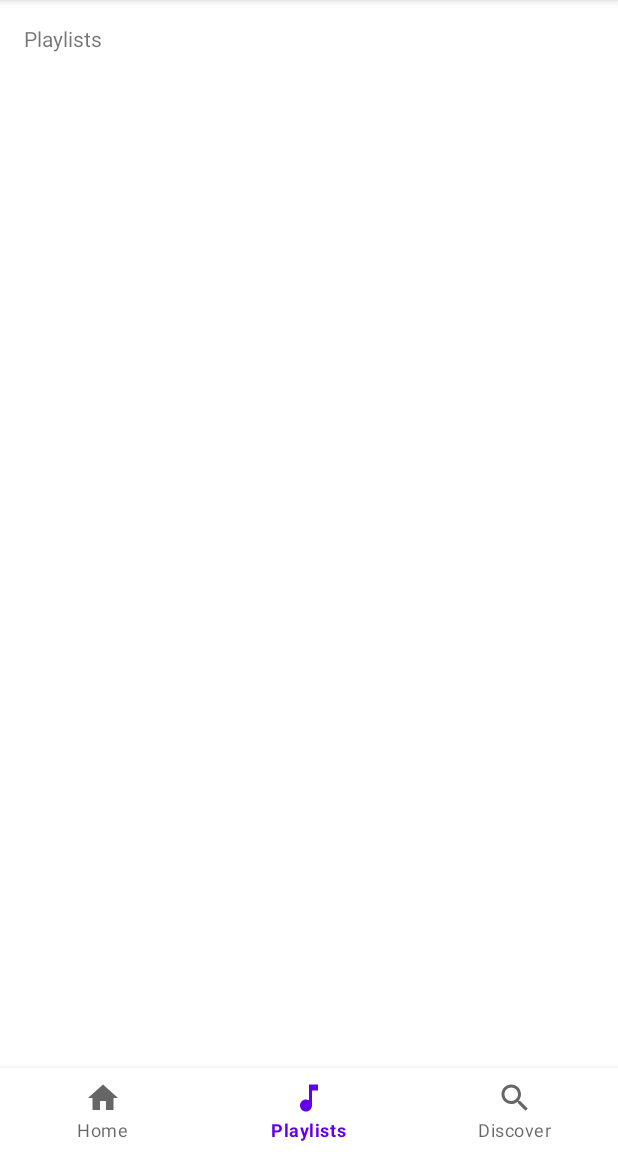
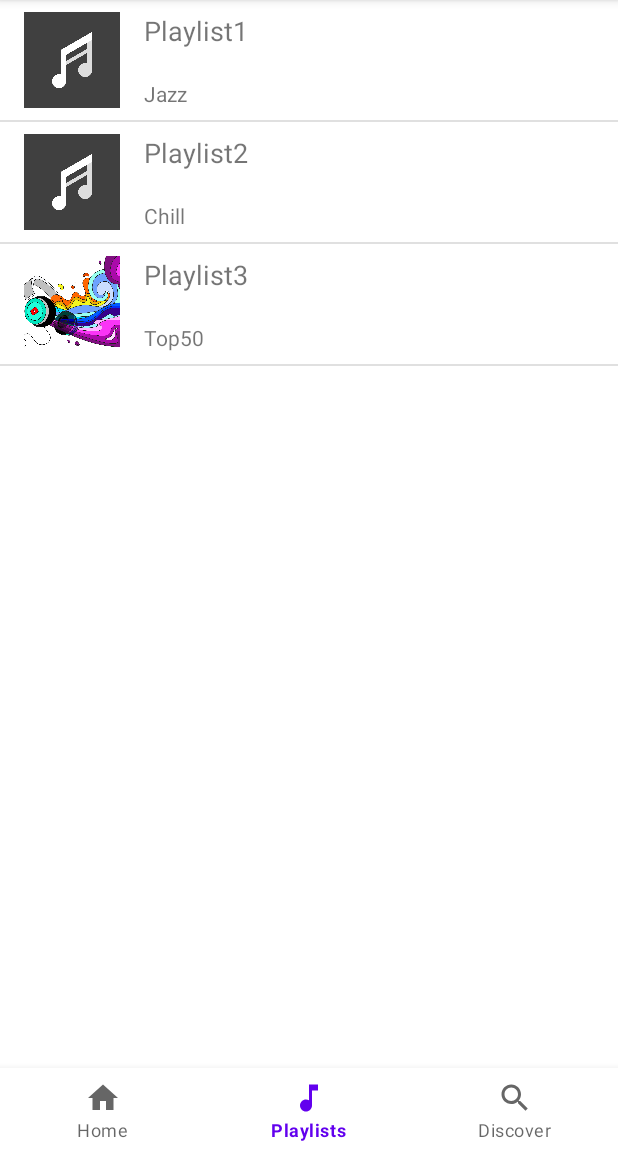
Before and after one commit to adnan-mujagic/catjam2.0, an Android app: the MainActivity screen opened directly, with no data from a screen before it, item 2 of the bottom bar chosen, on a phone screen of 412 x 824 dp, the part 84-1236 px from its top. Run offline under Robolectric (Android 15) with nearby library versions, the phone set to English and light mode, and no system bars; our stand-ins replace Firebase (no records; nobody signed in at launch, a user with empty details on screens opened directly); 1 statement that could not run was skipped.

Commit message:
PlaylistsFragment now shows hard-coded playlists.

```diff
--- /dev/null
+++ b/app/src/main/java/com/example/catjam2/Playlist.java
@@ -0,0 +1,41 @@
+package com.example.catjam2;
+
+public class Playlist {
+    private int imageResId;
+    private String title;
+    private String description;
+
+    public Playlist(int imageResId, String title, String description) {
+        this.imageResId = imageResId;
+        this.title = title;
+        this.description = description;
+    }
+
+    public Playlist() {
+
+    }
+
+    public int getImageResId() {
+        return imageResId;
+    }
+
+    public String getTitle() {
+        return title;
+    }
+
+    public String getDescription() {
+        return description;
+    }
+
+    public void setImageResId(int imageResId) {
+        this.imageResId = imageResId;
+    }
+
+    public void setTitle(String title) {
+        this.title = title;
+    }
+
+    public void setDescription(String description) {
+        this.description = description;
+    }
+}
--- a/app/src/main/java/com/example/catjam2/PlaylistsFragment.java
+++ b/app/src/main/java/com/example/catjam2/PlaylistsFragment.java
@@ -4,15 +4,39 @@ import android.os.Bundle;
 import android.view.LayoutInflater;
 import android.view.View;
 import android.view.ViewGroup;
+import android.widget.ListView;
 
 import androidx.annotation.NonNull;
 import androidx.annotation.Nullable;
 import androidx.fragment.app.Fragment;
 
+import java.util.ArrayList;
+import java.util.List;
+
 public class PlaylistsFragment extends Fragment {
     @Nullable
     @Override
     public View onCreateView(@NonNull LayoutInflater inflater, @Nullable ViewGroup container, @Nullable Bundle savedInstanceState) {
-        return inflater.inflate(R.layout.fragment_playlists,container,false);
+        View view = inflater.inflate(R.layout.fragment_playlists, container, false);
+
+        ListView listView = (ListView) view.findViewById(R.id.list_view_container);
+
+        PlaylistsListViewAdapter playlistsListViewAdapter = new PlaylistsListViewAdapter(getPlaylists(), getActivity());
+        listView.setAdapter(playlistsListViewAdapter);
+/*
+        PlaylistsListViewAdapter playlistsListViewAdapter = PlaylistsListViewAdapter(playlists, )
+*/
+        return view;
+    }
+
+    private List<Playlist> getPlaylists(){
+        List<Playlist> playlistsList = new ArrayList<>();
+        playlistsList.add(new Playlist(R.drawable.playlist1, "Playlist1", "Jazz"));
+
+        playlistsList.add(new Playlist(R.drawable.playlist1, "Playlist2", "Chill"));
+
+        playlistsList.add(new Playlist(R.drawable.playlist3, "Playlist3", "Top50"));
+
+        return playlistsList;
     }
 }
--- /dev/null
+++ b/app/src/main/java/com/example/catjam2/PlaylistsListViewAdapter.java
@@ -0,0 +1,54 @@
+package com.example.catjam2;
+
+import android.content.Context;
+import android.view.LayoutInflater;
+import android.view.View;
+import android.view.ViewGroup;
+import android.widget.BaseAdapter;
+import android.widget.ImageView;
+import android.widget.TextView;
+
+import java.util.List;
+
+public class PlaylistsListViewAdapter extends BaseAdapter {
+
+    private List<Playlist> playlistsList;
+    private Context context;
+
+    public PlaylistsListViewAdapter(List<Playlist> playlistsList, Context context) {
+        this.playlistsList = playlistsList;
+        this.context = context;
+    }
+
+    @Override
+    public int getCount() {
+        return playlistsList.size();
+    }
+
+    @Override
+    public Object getItem(int position) {
+        return playlistsList.get(position);
+    }
+
+    @Override
+    public long getItemId(int position) {
+        return playlistsList.indexOf(playlistsList.get(position));
+    }
+
+    @Override
+    public View getView(int position, View convertView, ViewGroup parent) {
+        LayoutInflater inflater = LayoutInflater.from(context);
+        convertView = inflater.inflate(R.layout.custom_list_view_item, parent,false);
+        Playlist playlist = playlistsList.get(position);
+
+        ImageView imageView = convertView.findViewById(R.id.item_image);
+        TextView titleTextView = convertView.findViewById(R.id.item_title);
+        TextView descriptionTextView = convertView.findViewById(R.id.item_description);
+
+        imageView.setImageResource(playlist.getImageResId());
+        titleTextView.setText(playlist.getTitle());
+        descriptionTextView.setText(playlist.getDescription());
+
+        return convertView;
+    }
+}
--- a/app/src/main/java/com/example/catjam2/User.java
+++ b/app/src/main/java/com/example/catjam2/User.java
@@ -39,4 +39,8 @@ public class User {
     public void setEmail(String email) {
         this.email = email;
     }
+
+    public String toString(){
+        return this.username+", "+this.password+", "+this.email;
+    }
 }
--- /dev/null
+++ b/app/src/main/res/layout/custom_list_view_item.xml
@@ -0,0 +1,46 @@
+<?xml version="1.0" encoding="utf-8"?>
+<androidx.constraintlayout.widget.ConstraintLayout
+    xmlns:android="http://schemas.android.com/apk/res/android"
+    xmlns:app="http://schemas.android.com/apk/res-auto"
+    xmlns:tools="http://schemas.android.com/tools"
+    android:layout_width="match_parent"
+    android:layout_height="match_parent">
+
+    <ImageView
+        android:id="@+id/item_image"
+        android:layout_width="64dp"
+        android:layout_height="64dp"
+        android:layout_marginStart="16dp"
+        android:layout_marginLeft="16dp"
+        android:layout_marginTop="8dp"
+        android:layout_marginBottom="8dp"
+        app:layout_constraintBottom_toBottomOf="parent"
+        app:layout_constraintStart_toStartOf="parent"
+        app:layout_constraintTop_toTopOf="parent"
+        tools:srcCompat="@color/purple_200" />
+
+    <TextView
+        android:id="@+id/item_title"
+        android:layout_width="0dp"
+        android:layout_height="wrap_content"
+        android:layout_marginStart="16dp"
+        android:layout_marginLeft="16dp"
+        android:layout_marginTop="8dp"
+        android:layout_marginEnd="16dp"
+        android:layout_marginRight="16dp"
+        android:textSize="18sp"
+        app:layout_constraintEnd_toEndOf="parent"
+        app:layout_constraintStart_toEndOf="@+id/item_image"
+        app:layout_constraintTop_toTopOf="parent" />
+
+    <TextView
+        android:id="@+id/item_description"
+        android:layout_width="wrap_content"
+        android:layout_height="wrap_content"
+        android:layout_marginStart="16dp"
+        android:layout_marginLeft="16dp"
+        android:layout_marginBottom="8dp"
+        android:text="Textview"
+        app:layout_constraintBottom_toBottomOf="parent"
+        app:layout_constraintStart_toEndOf="@+id/item_image" />
+</androidx.constraintlayout.widget.ConstraintLayout>
--- a/app/src/main/res/layout/fragment_playlists.xml
+++ b/app/src/main/res/layout/fragment_playlists.xml
@@ -2,17 +2,16 @@
 <androidx.constraintlayout.widget.ConstraintLayout
     xmlns:android="http://schemas.android.com/apk/res/android"
     xmlns:app="http://schemas.android.com/apk/res-auto"
+    xmlns:tools="http://schemas.android.com/tools"
     android:layout_width="match_parent"
     android:layout_height="match_parent">
 
-    <TextView
-        android:id="@+id/textView3"
-        android:layout_width="wrap_content"
-        android:layout_height="wrap_content"
-        android:layout_marginStart="16dp"
-        android:layout_marginLeft="16dp"
-        android:layout_marginTop="16dp"
-        android:text="@string/playlists"
+    <ListView
+        android:id="@+id/list_view_container"
+        android:layout_width="match_parent"
+        android:layout_height="match_parent"
+        app:layout_constraintBottom_toBottomOf="parent"
+        app:layout_constraintEnd_toEndOf="parent"
         app:layout_constraintStart_toStartOf="parent"
         app:layout_constraintTop_toTopOf="parent" />
 </androidx.constraintlayout.widget.ConstraintLayout>
```
Also changed, not shown: app/src/main/java/com/example/catjam2/LoginActivity.java (+44 -9 lines), app/src/main/java/com/example/catjam2/MainActivity.java (+13 -0 lines), app/src/main/res/drawable-v24/playlist1.jpg (added), app/src/main/res/drawable-v24/playlist2.jpg (added), app/src/main/res/drawable-v24/playlist3.jpg (added).
